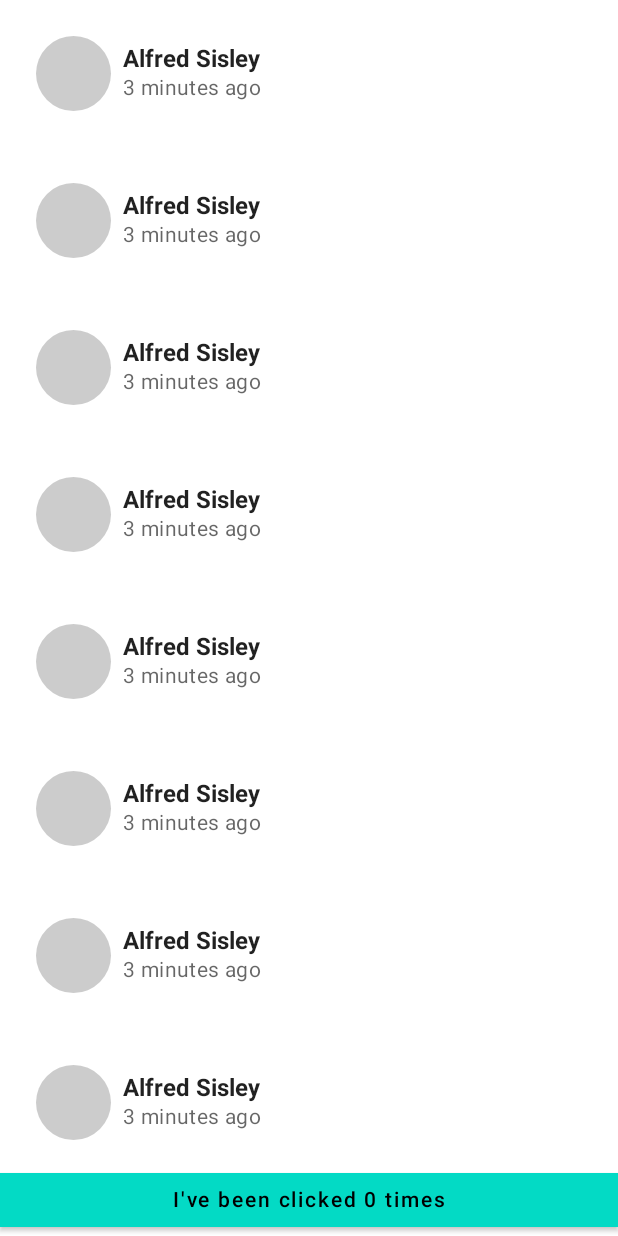
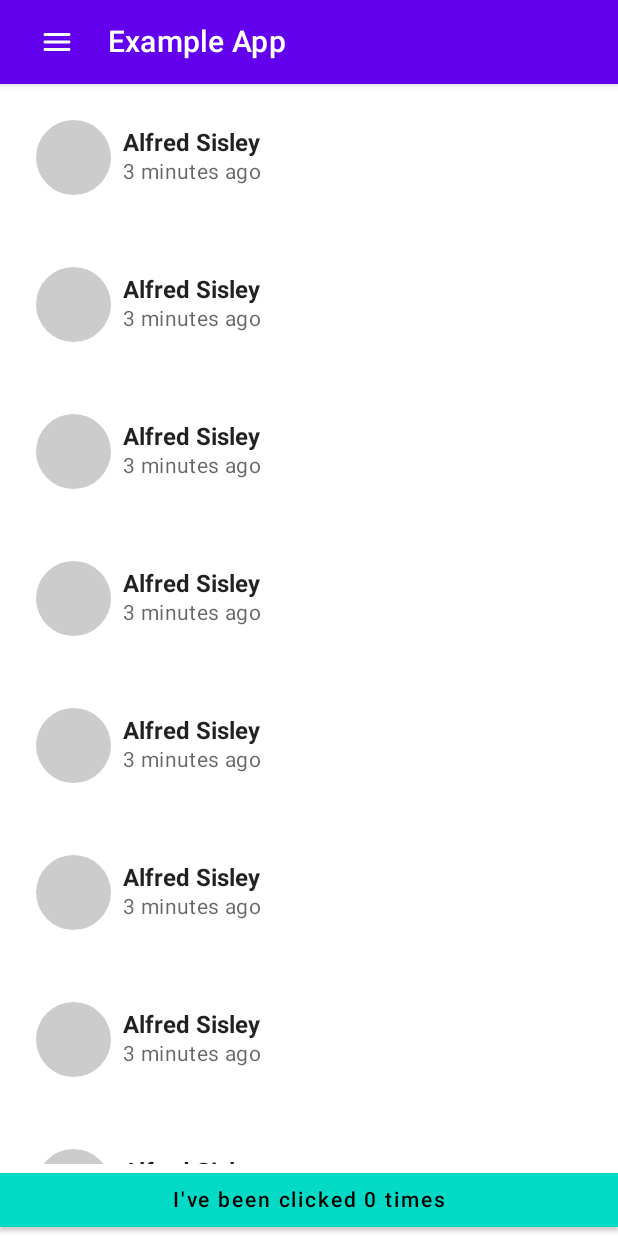
Before and after one commit to alaa13212/Android-Example-App, an Android app built with Jetpack Compose: the screen it shows after launch (MainActivity), on a phone screen of 412 x 824 dp. Run offline under Robolectric (Android 15) with nearby library versions, the phone set to English and light mode, and no system bars.

Commit message:
Scaffold app top bar

```diff
--- /dev/null
+++ b/app/src/main/java/me/barrak/exampleapp/ui/components/MyAppTopBar.kt
@@ -0,0 +1,31 @@
+package me.barrak.exampleapp.ui.components
+
+import androidx.compose.foundation.layout.*
+import androidx.compose.material.*
+import androidx.compose.material.icons.*
+import androidx.compose.material.icons.rounded.*
+import androidx.compose.runtime.*
+import androidx.compose.ui.*
+import androidx.compose.ui.tooling.preview.*
+import me.barrak.exampleapp.ui.*
+
+@Composable
+fun MyAppTopBar(title: String = "Example App") {
+    TopAppBar(
+        title = {
+            Text(text = title, maxLines = 2)
+        },
+        navigationIcon = {
+            Icon(Icons.Rounded.Menu, contentDescription = null, modifier = Modifier.fillMaxWidth())
+        }
+    )
+}
+
+
+@Preview
+@Composable
+fun MyAppTopBarPreview() {
+    MyApp {
+        MyAppTopBar("Screen Title")
+    }
+}
--- a/app/src/main/java/me/barrak/exampleapp/ui/screens/MyScreenContent.kt
+++ b/app/src/main/java/me/barrak/exampleapp/ui/screens/MyScreenContent.kt
@@ -1,11 +1,9 @@
 package me.barrak.exampleapp.ui.screens
 
 import androidx.compose.foundation.layout.*
-import androidx.compose.foundation.lazy.*
 import androidx.compose.runtime.*
 import androidx.compose.ui.*
 import androidx.compose.ui.tooling.preview.*
-import me.barrak.exampleapp.*
 import me.barrak.exampleapp.ui.*
 import me.barrak.exampleapp.ui.components.*
 
@@ -14,6 +12,7 @@ fun MyScreenContent(names: List<String> = List(1000) { "Hello Android #$it" }) {
     val counterState = remember { mutableStateOf(0) }
 
     Column(modifier = Modifier.fillMaxHeight()) {
+        MyAppTopBar()
         NameList(names = names, modifier = Modifier.weight(1f))
         Counter(count = counterState.value, updateCount = { newCount -> counterState.value = newCount })
     }
```
